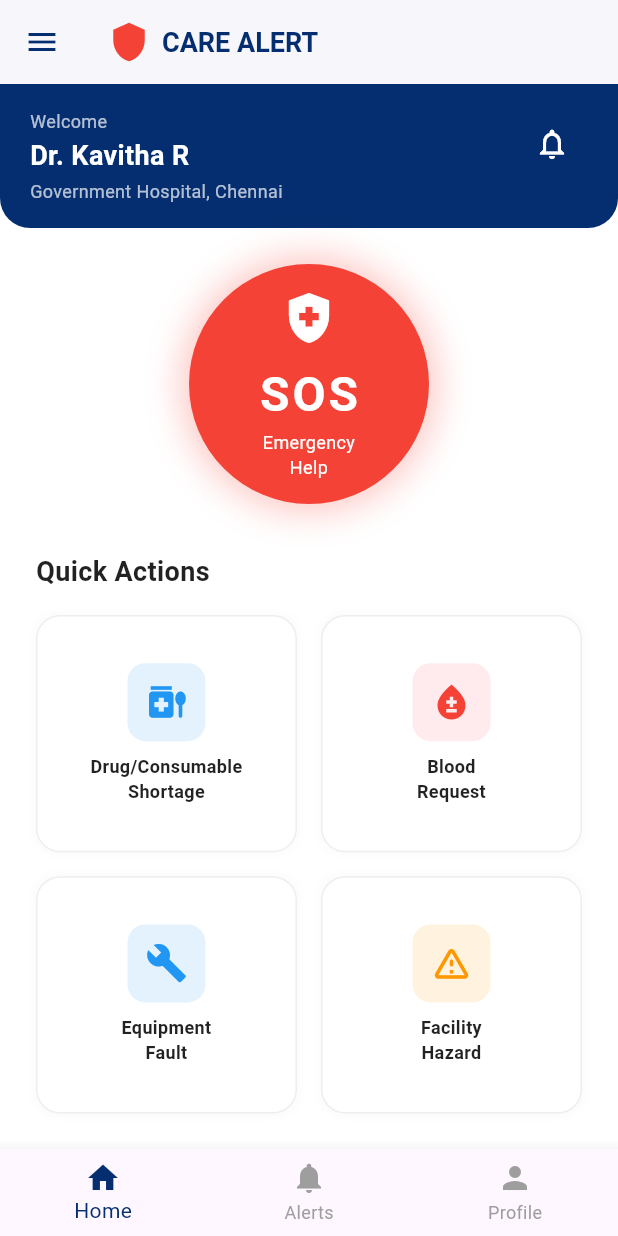
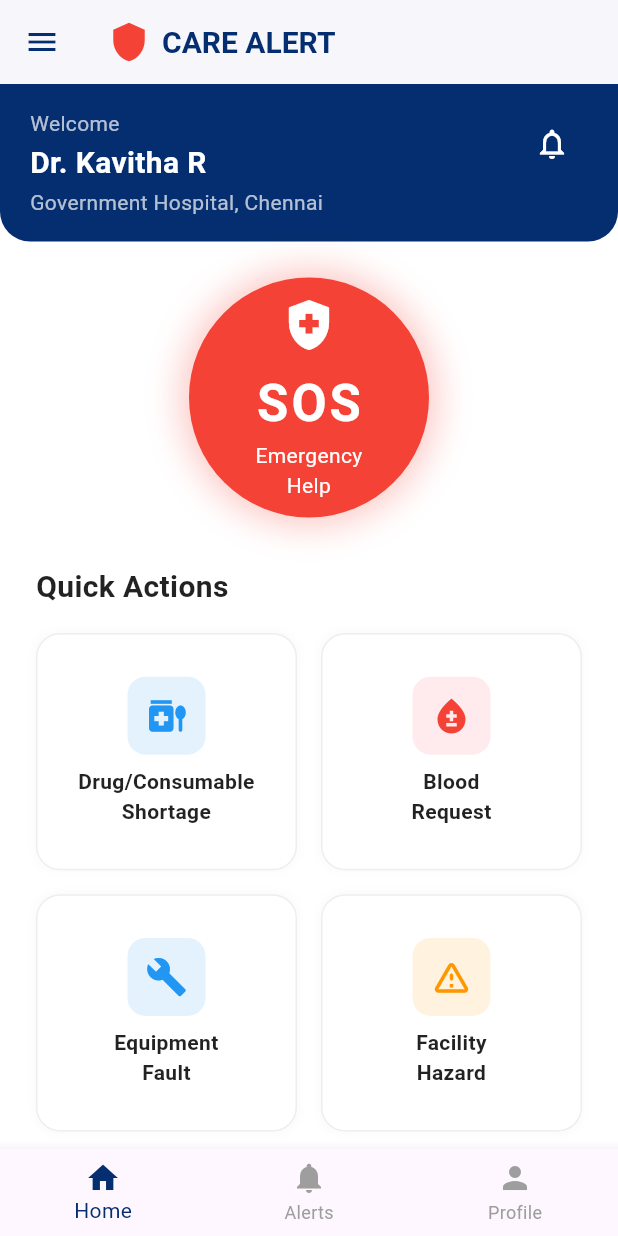
Before and after one commit to pragathipandiyan05-netizen/healthcare, a Flutter app: the DashboardScreen screen opened directly, on a phone screen of 412 x 824 dp. Run offline on Flutter 3.47's test engine with Material 3 defaults, Android fonts, the phone set to English and light mode, and no system bars; our stand-ins replace cloud_firestore, firebase_core, geolocator, permission_handler, shared_preferences; accounts and stored records are empty.

Commit message:
Fix UI navigation, bump fonts, and fix Android APK build configurations

```diff
--- a/frontend/lib/screens/admin_dashboard.dart
+++ b/frontend/lib/screens/admin_dashboard.dart
@@ -43,7 +43,7 @@
               child: Text(
                 'Web Preview Mode\\nFirebase is disabled to prevent crashes.',
                 textAlign: TextAlign.center,
-                style: TextStyle(fontSize: 18, color: Colors.grey)
+                style: TextStyle(fontSize: 20, color: Colors.grey)
               )
             )
           : StreamBuilder<QuerySnapshot>(
@@ -62,7 +62,7 @@
                 final alerts = snapshot.data?.docs ?? [];
 
                 if (alerts.isEmpty) {
-                  return const Center(child: Text('No Incidents Logged', style: TextStyle(fontSize: 18, color: Colors.grey)));
+                  return const Center(child: Text('No Incidents Logged', style: TextStyle(fontSize: 20, color: Colors.grey)));
                 }
 
                 return ListView.builder(
--- a/frontend/lib/screens/analytics_screen.dart
+++ b/frontend/lib/screens/analytics_screen.dart
@@ -50,8 +50,8 @@
         padding: const EdgeInsets.all(16.0),
         child: Column(
           children: [
-            Text(value, style: TextStyle(fontSize: 24, fontWeight: FontWeight.bold, color: color)),
-            Text(title, textAlign: TextAlign.center, style: const TextStyle(fontSize: 12)),
+            Text(value, style: TextStyle(fontSize: 26, fontWeight: FontWeight.bold, color: color)),
+            Text(title, textAlign: TextAlign.center, style: const TextStyle(fontSize: 14)),
           ],
         ),
       ),
--- a/frontend/lib/screens/dashboard_screen.dart
+++ b/frontend/lib/screens/dashboard_screen.dart
@@ -21,6 +21,7 @@
 }
 
 class _DashboardScreenState extends State<DashboardScreen> {
+  String _selectedAlertFilter = "All";
   int _currentIndex = 0;
 
   void sendSOS(BuildContext context) {
@@ -80,7 +81,7 @@
               'CARE ALERT',
               style: TextStyle(
                 color: Color(0xFF042e6f),
-                fontSize: 18,
+                fontSize: 20,
                 fontWeight: FontWeight.bold,
               ),
             ),
@@ -112,12 +113,12 @@
                             child: const Icon(Icons.shield, color: Colors.red, size: 28),
                           ),
                           const SizedBox(width: 12),
-                          const Text('CARE ALERT', style: TextStyle(color: Colors.white, fontSize: 18, fontWeight: FontWeight.bold)),
+                          const Text('CARE ALERT', style: TextStyle(color: Colors.white, fontSize: 20, fontWeight: FontWeight.bold)),
                         ],
                       ),
                     ),
                   ),
-                  ListTile(leading: const Icon(Icons.home, color: Color(0xFF042e6f)), title: const Text('Home', style: TextStyle(fontWeight: FontWeight.bold)), onTap: () {}),
+                  ListTile(leading: const Icon(Icons.home, color: Color(0xFF042e6f)), title: const Text('Home', style: TextStyle(fontWeight: FontWeight.bold)), onTap: () => Navigator.pop(context)),
                   ListTile(leading: const Icon(Icons.notifications), title: const Text('Alerts'), onTap: () {
                     Navigator.pop(context);
                     Navigator.push(context, MaterialPageRoute(builder: (context) => AlertsScreen()));
@@ -215,11 +216,11 @@
                     child: Column(
                       crossAxisAlignment: CrossAxisAlignment.start,
                       children: const [
-                        Text('Welcome', style: TextStyle(color: Colors.white70, fontSize: 12)),
+                        Text('Welcome', style: TextStyle(color: Colors.white70, fontSize: 14)),
                         SizedBox(height: 2),
-                        Text('Dr. Kavitha R', style: TextStyle(color: Colors.white, fontSize: 18, fontWeight: FontWeight.bold)),
+                        Text('Dr. Kavitha R', style: TextStyle(color: Colors.white, fontSize: 20, fontWeight: FontWeight.bold)),
                         SizedBox(height: 2),
-                        Text('Government Hospital, Chennai', style: TextStyle(color: Colors.white70, fontSize: 12)),
+                        Text('Government Hospital, Chennai', style: TextStyle(color: Colors.white70, fontSize: 14)),
                       ],
                     ),
                   ),
@@ -227,7 +228,7 @@
                     icon: const Icon(Icons.notifications_none, color: Colors.white, size: 24),
                     padding: EdgeInsets.zero,
                     constraints: const BoxConstraints(),
-                    onPressed: () {},
+                    onPressed: () { ScaffoldMessenger.of(context).showSnackBar(const SnackBar(content: Text('Feature coming soon!'))); },
                   ),
                 ],
               ),
@@ -257,8 +258,8 @@
                           children: const [
                             Icon(Icons.health_and_safety, color: Colors.white, size: 40),
                             SizedBox(height: 8),
-                            Text('SOS', style: TextStyle(color: Colors.white, fontSize: 32, fontWeight: FontWeight.bold, letterSpacing: 2)),
-                            Text('Emergency\nHelp', textAlign: TextAlign.center, style: TextStyle(color: Colors.white, fontSize: 12)),
+                            Text('SOS', style: TextStyle(color: Colors.white, fontSize: 34, fontWeight: FontWeight.bold, letterSpacing: 2)),
+                            Text('Emergency\nHelp', textAlign: TextAlign.center, style: TextStyle(color: Colors.white, fontSize: 14)),
                           ],
                         ),
                       ),
@@ -266,7 +267,7 @@
                   ),
                   const SizedBox(height: 32),
 
-                  const Text('Quick Actions', style: TextStyle(fontSize: 18, fontWeight: FontWeight.bold, color: Colors.black87)),
+                  const Text('Quick Actions', style: TextStyle(fontSize: 20, fontWeight: FontWeight.bold, color: Colors.black87)),
                   const SizedBox(height: 16),
 
                   // Grid of Actions
@@ -286,7 +287,7 @@
                   ),
 
                   const SizedBox(height: 32),
-                  const Text('Dashboard Summary', style: TextStyle(fontSize: 18, fontWeight: FontWeight.bold, color: Colors.black87)),
+                  const Text('Dashboard Summary', style: TextStyle(fontSize: 20, fontWeight: FontWeight.bold, color: Colors.black87)),
                   const SizedBox(height: 16),
                   Row(
                     children: [
@@ -305,7 +306,7 @@
                   ),
 
                   const SizedBox(height: 32),
-                  const Text('Recent Activity', style: TextStyle(fontSize: 18, fontWeight: FontWeight.bold, color: Colors.black87)),
+                  const Text('Recent Activity', style: TextStyle(fontSize: 20, fontWeight: FontWeight.bold, color: Colors.black87)),
                   const SizedBox(height: 16),
                   _buildActivityItem('Blood Request (O+)', 'Resolved', '2 hrs ago', Icons.check_circle, Colors.green),
                   _buildActivityItem('Equipment Fault (MRI)', 'Pending', '5 hrs ago', Icons.pending, Colors.orange),
@@ -330,9 +331,9 @@
       child: Column(
         crossAxisAlignment: CrossAxisAlignment.start,
         children: [
-          Text(count, style: TextStyle(fontSize: 24, fontWeight: FontWeight.bold, color: color)),
+          Text(count, style: TextStyle(fontSize: 26, fontWeight: FontWeight.bold, color: color)),
           const SizedBox(height: 4),
-          Text(title, style: TextStyle(fontSize: 12, fontWeight: FontWeight.w600, color: Colors.black87)),
+          Text(title, style: TextStyle(fontSize: 14, fontWeight: FontWeight.w600, color: Colors.black87)),
         ],
       ),
     );
@@ -345,8 +346,8 @@
         backgroundColor: color.withValues(alpha: 0.1),
         child: Icon(icon, color: color),
       ),
-      title: Text(title, style: const TextStyle(fontWeight: FontWeight.bold, fontSize: 14)),
-      subtitle: Text('$status • $time', style: TextStyle(color: Colors.grey.shade600, fontSize: 12)),
+      title: Text(title, style: const TextStyle(fontWeight: FontWeight.bold, fontSize: 16)),
+      subtitle: Text('$status • $time', style: TextStyle(color: Colors.grey.shade600, fontSize: 14)),
     );
   }
 
@@ -362,12 +363,7 @@
               padding: const EdgeInsets.symmetric(horizontal: 16, vertical: 12),
               child: Row(
                 children: [
-                  _buildFilterChip('All', true),
-                  _buildFilterChip('SOS', false),
-                  _buildFilterChip('Drug Shortage', false),
-                  _buildFilterChip('Blood', false),
-                  _buildFilterChip('Equipment', false),
-                  _buildFilterChip('Resolved', false),
+                  ...['All', 'SOS', 'Drug Shortage', 'Blood', 'Equipment', 'Resolved'].map((label) => _buildFilterChip(label, _selectedAlertFilter == label)),
                 ],
               ),
             ),
@@ -376,18 +372,20 @@
               child: ListView(
                 padding: const EdgeInsets.all(16),
                 children: [
-                  _buildAlertCard('Critical SOS', 'Govt Hospital, Chennai', 'Emergency Ward', 'Just now', 'Critical', 'Active', Icons.warning, Colors.red),
-                  _buildAlertCard('Blood Required (O+)', 'Govt Hospital, Chennai', 'Blood Bank', '10 min ago', 'High', 'Acknowledged', Icons.bloodtype, Colors.orange),
-                  _buildAlertCard('Ventilator Fault', 'Govt Hospital, Madurai', 'ICU', '1 hr ago', 'High', 'Active', Icons.build, Colors.orange),
-                  _buildAlertCard('Paracetamol Shortage', 'Primary Health Centre', 'Pharmacy', '3 hrs ago', 'Medium', 'Resolved', Icons.medication, Colors.green),
-                ],
+                  {'title': 'Critical SOS', 'hosp': 'Govt Hospital, Chennai', 'dept': 'Emergency Ward', 'time': 'Just now', 'priority': 'Critical', 'status': 'Active', 'icon': Icons.warning, 'color': Colors.red, 'cat': 'SOS'},
+                  {'title': 'Blood Required (O+)', 'hosp': 'Govt Hospital, Chennai', 'dept': 'Blood Bank', 'time': '10 min ago', 'priority': 'High', 'status': 'Acknowledged', 'icon': Icons.bloodtype, 'color': Colors.orange, 'cat': 'Blood'},
+                  {'title': 'Ventilator Fault', 'hosp': 'Govt Hospital, Madurai', 'dept': 'ICU', 'time': '1 hr ago', 'priority': 'High', 'status': 'Active', 'icon': Icons.build, 'color': Colors.orange, 'cat': 'Equipment'},
+                  {'title': 'Paracetamol Shortage', 'hosp': 'Primary Health Centre', 'dept': 'Pharmacy', 'time': '3 hrs ago', 'priority': 'Medium', 'status': 'Resolved', 'icon': Icons.medication, 'color': Colors.green, 'cat': 'Drug Shortage'},
+                ].where((a) => _selectedAlertFilter == 'All' || _selectedAlertFilter == 'Resolved' && a['status'] == 'Resolved' || _selectedAlertFilter == a['cat'] && a['status'] != 'Resolved').map((a) =>
+                  _buildAlertCard(a['title'] as String, a['hosp'] as String, a['dept'] as String, a['time'] as String, a['priority'] as String, a['status'] as String, a['icon'] as IconData, a['color'] as Color)
+                ).toList(),
               ),
             ),
           ],
         ),
       ),
       floatingActionButton: FloatingActionButton(
-        onPressed: () {},
+        onPressed: () { ScaffoldMessenger.of(context).showSnackBar(const SnackBar(content: Text('Feature coming soon!'))); },
         backgroundColor: const Color(0xFF042e6f),
         child: const Icon(Icons.add, color: Colors.white),
       ),
@@ -400,7 +398,11 @@
       child: FilterChip(
         label: Text(label, style: TextStyle(color: isSelected ? Colors.white : Colors.black87)),
         selected: isSelected,
-        onSelected: (bool selected) {},
+        onSelected: (bool selected) {
+          setState(() {
+            _selectedAlertFilter = label;
+          });
+        },
         backgroundColor: Colors.white,
         selectedColor: const Color(0xFF042e6f),
         checkmarkColor: Colors.white,
@@ -427,12 +429,12 @@
                   child: Column(
                     crossAxisAlignment: CrossAxisAlignment.start,
                     children: [
-                      Text(title, style: const TextStyle(fontWeight: FontWeight.bold, fontSize: 16)),
-                      Text('$hospital • $dept', style: TextStyle(color: Colors.grey.shade600, fontSize: 12)),
+                      Text(title, style: const TextStyle(fontWeight: FontWeight.bold, fontSize: 18)),
+                      Text('$hospital • $dept', style: TextStyle(color: Colors.grey.shade600, fontSize: 14)),
                     ],
                   ),
                 ),
-                Text(time, style: TextStyle(color: Colors.grey.shade500, fontSize: 12)),
+                Text(time, style: TextStyle(color: Colors.grey.shade500, fontSize: 14)),
               ],
             ),
             const SizedBox(height: 16),
@@ -447,8 +449,8 @@
             Row(
               mainAxisAlignment: MainAxisAlignment.spaceEvenly,
               children: [
-                TextButton.icon(onPressed: () {}, icon: const Icon(Icons.visibility, size: 18), label: const Text('View')),
-                TextButton.icon(onPressed: () {}, icon: const Icon(Icons.check_circle_outline, size: 18), label: const Text('Acknowledge')),
+                TextButton.icon(onPressed: () { ScaffoldMessenger.of(context).showSnackBar(const SnackBar(content: Text('Feature coming soon!'))); }, icon: const Icon(Icons.visibility, size: 18), label: const Text('View')),
+                TextButton.icon(onPressed: () { ScaffoldMessenger.of(context).showSnackBar(const SnackBar(content: Text('Feature coming soon!'))); }, icon: const Icon(Icons.check_circle_outline, size: 18), label: const Text('Acknowledge')),
               ],
             )
           ],
@@ -461,7 +463,7 @@
     return Container(
       padding: const EdgeInsets.symmetric(horizontal: 8, vertical: 4),
       decoration: BoxDecoration(color: color.withValues(alpha: 0.1), borderRadius: BorderRadius.circular(8), border: Border.all(color: color.withValues(alpha: 0.5))),
-      child: Text(text, style: TextStyle(color: color, fontSize: 10, fontWeight: FontWeight.bold)),
+      child: Text(text, style: TextStyle(color: color, fontSize: 12, fontWeight: FontWeight.bold)),
     );
   }
 
@@ -480,8 +482,8 @@
                   child: Icon(Icons.person, size: 50, color: Colors.white),
                 ),
                 const SizedBox(height: 16),
-                const Text('Dr. Kavitha R', style: TextStyle(fontSize: 24, fontWeight: FontWeight.bold)),
-                Text('EMP-001 • Chief Medical Officer', style: TextStyle(fontSize: 14, color: Colors.grey.shade600)),
+                const Text('Dr. Kavitha R', style: TextStyle(fontSize: 26, fontWeight: FontWeight.bold)),
+                Text('EMP-001 • Chief Medical Officer', style: TextStyle(fontSize: 16, color: Colors.grey.shade600)),
               ],
             ),
           ),
@@ -506,7 +508,7 @@
           ),
           const SizedBox(height: 32),
 
-          const Text('Settings', style: TextStyle(fontSize: 18, fontWeight: FontWeight.bold, color: Colors.black87)),
+          const Text('Settings', style: TextStyle(fontSize: 20, fontWeight: FontWeight.bold, color: Colors.black87)),
           const SizedBox(height: 8),
           _buildSettingsTile(Icons.edit, 'Edit Profile'),
           _buildSettingsTile(Icons.language, 'Language (English / தமிழ்)'),
@@ -531,8 +533,8 @@
       child: Row(
         crossAxisAlignment: CrossAxisAlignment.start,
         children: [
-          SizedBox(width: 100, child: Text(label, style: TextStyle(color: Colors.grey.shade600, fontSize: 14))),
-          Expanded(child: Text(value, style: const TextStyle(fontWeight: FontWeight.bold, fontSize: 14))),
+          SizedBox(width: 100, child: Text(label, style: TextStyle(color: Colors.grey.shade600, fontSize: 16))),
+          Expanded(child: Text(value, style: const TextStyle(fontWeight: FontWeight.bold, fontSize: 16))),
         ],
       ),
     );
@@ -574,7 +576,7 @@
             Text(
               label,
               textAlign: TextAlign.center,
-              style: const TextStyle(fontSize: 12, fontWeight: FontWeight.w600, color: Colors.black87),
+              style: const TextStyle(fontSize: 14, fontWeight: FontWeight.w600, color: Colors.black87),
             ),
           ],
         ),
--- a/frontend/lib/screens/equipment_fault_screen.dart
+++ b/frontend/lib/screens/equipment_fault_screen.dart
@@ -181,7 +181,7 @@
                   padding: const EdgeInsets.symmetric(vertical: 16),
                   shape: RoundedRectangleBorder(borderRadius: BorderRadius.circular(12)),
                 ),
-                child: const Text('Submit Equipment Fault', style: TextStyle(fontSize: 16, color: Colors.white, fontWeight: FontWeight.bold)),
+                child: const Text('Submit Equipment Fault', style: TextStyle(fontSize: 18, color: Colors.white, fontWeight: FontWeight.bold)),
               ),
               const SizedBox(height: 32),
             ],
@@ -194,7 +194,7 @@
   Widget _buildSectionTitle(String title) {
     return Text(
       title,
-      style: const TextStyle(fontSize: 16, fontWeight: FontWeight.bold, color: Color(0xFF042e6f)),
+      style: const TextStyle(fontSize: 18, fontWeight: FontWeight.bold, color: Color(0xFF042e6f)),
     );
   }
 }
--- a/frontend/lib/screens/facility_hazard_screen.dart
+++ b/frontend/lib/screens/facility_hazard_screen.dart
@@ -227,7 +227,7 @@
                   padding: const EdgeInsets.symmetric(vertical: 16),
                   shape: RoundedRectangleBorder(borderRadius: BorderRadius.circular(12)),
                 ),
-                child: const Text('Submit Facility Hazard', style: TextStyle(fontSize: 16, color: Colors.white, fontWeight: FontWeight.bold)),
+                child: const Text('Submit Facility Hazard', style: TextStyle(fontSize: 18, color: Colors.white, fontWeight: FontWeight.bold)),
               ),
               const SizedBox(height: 32),
             ],
@@ -240,7 +240,7 @@
   Widget _buildSectionTitle(String title) {
     return Text(
       title,
-      style: const TextStyle(fontSize: 16, fontWeight: FontWeight.bold, color: Color(0xFF042e6f)),
+      style: const TextStyle(fontSize: 18, fontWeight: FontWeight.bold, color: Color(0xFF042e6f)),
     );
   }
 }
--- a/frontend/lib/screens/hospitals_screen.dart
+++ b/frontend/lib/screens/hospitals_screen.dart
@@ -57,8 +57,8 @@
         padding: const EdgeInsets.all(16.0),
         child: Column(
           children: [
-            Text(value, style: TextStyle(fontSize: 24, fontWeight: FontWeight.bold, color: color)),
-            Text(title, textAlign: TextAlign.center, style: const TextStyle(fontSize: 12)),
+            Text(value, style: TextStyle(fontSize: 26, fontWeight: FontWeight.bold, color: color)),
+            Text(title, textAlign: TextAlign.center, style: const TextStyle(fontSize: 14)),
           ],
         ),
       ),
--- a/frontend/lib/screens/inventory_screen.dart
+++ b/frontend/lib/screens/inventory_screen.dart
@@ -50,7 +50,7 @@
                     child: Column(
                       crossAxisAlignment: CrossAxisAlignment.start,
                       children: [
-                        const Text('Paracetamol 500mg', style: TextStyle(fontWeight: FontWeight.bold, fontSize: 16)),
+                        const Text('Paracetamol 500mg', style: TextStyle(fontWeight: FontWeight.bold, fontSize: 18)),
                         const Text('Category: Medicines | Hospital: GH Chennai'),
                         const Text('Qty: 5000 | Min Threshold: 1000'),
                         const Text('Expiry: Dec 2026'),
@@ -81,8 +81,8 @@
         padding: const EdgeInsets.all(16.0),
         child: Column(
           children: [
-            Text(value, style: TextStyle(fontSize: 24, fontWeight: FontWeight.bold, color: color)),
-            Text(title, textAlign: TextAlign.center, style: const TextStyle(fontSize: 12)),
+            Text(value, style: TextStyle(fontSize: 26, fontWeight: FontWeight.bold, color: color)),
+            Text(title, textAlign: TextAlign.center, style: const TextStyle(fontSize: 14)),
           ],
         ),
       ),
--- a/frontend/lib/screens/login_screen.dart
+++ b/frontend/lib/screens/login_screen.dart
@@ -81,7 +81,7 @@
                     'CARE ALERT',
                     textAlign: TextAlign.center,
                     style: TextStyle(
-                      fontSize: 24,
+                      fontSize: 26,
                       fontWeight: FontWeight.bold,
                       color: Colors.white,
                       letterSpacing: 1.5,
@@ -91,7 +91,7 @@
                     'STATEWIDE PLATFORM',
                     textAlign: TextAlign.center,
                     style: TextStyle(
-                      fontSize: 10,
+                      fontSize: 12,
                       color: Colors.white70,
                       fontWeight: FontWeight.w600,
                       letterSpacing: 2,
@@ -216,7 +216,7 @@
                         ),
                         child: const Text(
                           'LOGIN',
-                          style: TextStyle(fontSize: 16, color: Colors.white, fontWeight: FontWeight.bold),
+                          style: TextStyle(fontSize: 18, color: Colors.white, fontWeight: FontWeight.bold),
                         ),
                       ),
                       const SizedBox(height: 16),
```
Also changed, not shown: frontend/lib/screens/active_emergency_screen.dart (+7 -7 lines), frontend/lib/screens/blood_bank_screen.dart (+4 -4 lines), frontend/lib/screens/blood_request_screen.dart (+6 -6 lines), frontend/lib/screens/drug_shortage_screen.dart (+6 -6 lines), frontend/lib/screens/reports_screen.dart (+22 -6 lines), 2 other files.
